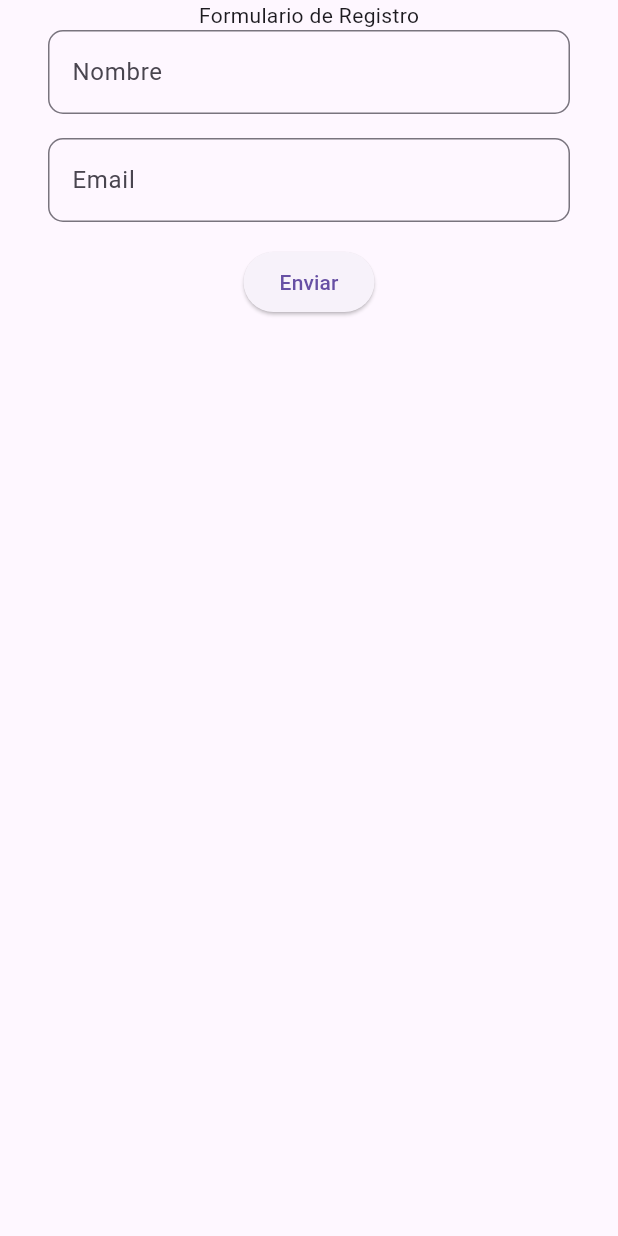
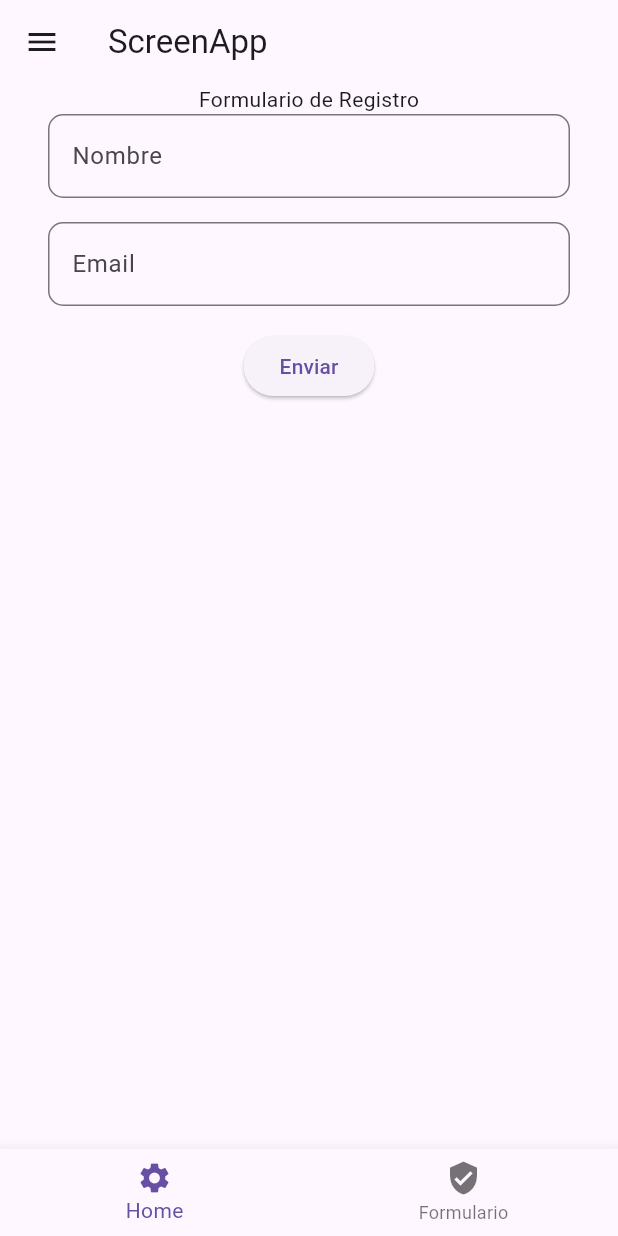
Before and after one commit to lokcito/flutter-libraries, a Flutter app: the FormularioPage screen opened by its route, on a phone screen of 412 x 824 dp. Run offline on Flutter 3.47's test engine with Material 3 defaults, Android fonts, the phone set to English and light mode, and no system bars; our stand-ins replace dio, go_router; missing offline and left inert: flame; network calls fail.

Commit message:
incluyendo opciones de menu

```diff
--- /dev/null
+++ b/lib/layouts/main_layout.dart
@@ -0,0 +1,64 @@
+import 'package:flutter/material.dart';
+import 'package:go_router/go_router.dart';
+
+class MainLayout extends StatefulWidget {
+  final Widget child;
+  const MainLayout({super.key, required this.child});
+
+  @override
+  State<MainLayout> createState() => _MainLayoutState();
+}
+
+class _MainLayoutState extends State<MainLayout> {
+  @override
+  Widget build(BuildContext context) {
+    return Scaffold(
+      appBar: AppBar(title: const Text('ScreenApp')),
+      body: widget.child,
+      bottomNavigationBar: BottomNavigationBar(
+        items: const [
+          BottomNavigationBarItem(icon: Icon(Icons.settings), label: 'Home'),
+          BottomNavigationBarItem(
+            icon: Icon(Icons.verified_user),
+            label: 'Formulario',
+          ),
+        ],
+        onTap: (index) {
+          if (index == 0) {
+            context.go('/');
+          } else if (index == 1) {
+            context.go('/formulario');
+          }
+        },
+      ),
+      drawer: Drawer(
+        child: ListView(
+          padding: EdgeInsets.zero,
+          children: <Widget>[
+            const DrawerHeader(
+              decoration: BoxDecoration(color: Colors.blue),
+              child: Text(
+                'Menú de navegación',
+                style: TextStyle(color: Colors.white, fontSize: 24),
+              ),
+            ),
+            ListTile(
+              leading: const Icon(Icons.home),
+              title: const Text('Home'),
+              onTap: () {
+                context.go('/');
+              },
+            ),
+            ListTile(
+              leading: const Icon(Icons.print_outlined),
+              title: const Text('Formulario'),
+              onTap: () {
+                context.go('/formulario');
+              },
+            ),
+          ],
+        ),
+      ),
+    );
+  }
+}
--- a/lib/main.dart
+++ b/lib/main.dart
@@ -2,6 +2,7 @@
 
 import 'package:flutter/material.dart';
 import 'package:go_router/go_router.dart';
+import 'package:pantallas/layouts/main_layout.dart';
 import 'package:pantallas/pages/about_page.dart';
 import 'package:pantallas/pages/game_page.dart';
 import 'package:pantallas/pages/home_page.dart';
@@ -10,7 +11,12 @@ import 'package:pantallas/pages/formulario_page.dart';
 void main() => runApp(const MyApp());
 
 final GoRouter _router = GoRouter(
-  routes: <RouteBase>[
+  routes: [
+    ShellRoute(
+      builder: (BuildContext context, GoRouterState state, Widget child) {
+        return MainLayout(child: child);
+      },
+      routes: [
         GoRoute(
           path: '/',
           builder: (BuildContext context, GoRouterState state) {
@@ -30,11 +36,14 @@ final GoRouter _router = GoRouter(
                 return GamePage();
               },
             ),
-        GoRoute(path: 'formulario',
+            GoRoute(
+              path: 'formulario',
               builder: (BuildContext context, GoRouterState state) {
                 return const FormularioPage();
               },
-        )
+            ),
+          ],
+        ),
       ],
     ),
   ],
--- a/lib/pages/home_page.dart
+++ b/lib/pages/home_page.dart
@@ -31,7 +31,6 @@ class _MyHomePageState extends State<MyHomePage> {
   @override
   Widget build(BuildContext context) {
     return Scaffold(
-      appBar: AppBar(title: const Text('Flutter Demo Click Counter')),
       body: Center(
         child: Column(
           mainAxisAlignment: MainAxisAlignment.center,
```
Lines whose indentation alone changed are shown as unchanged.
